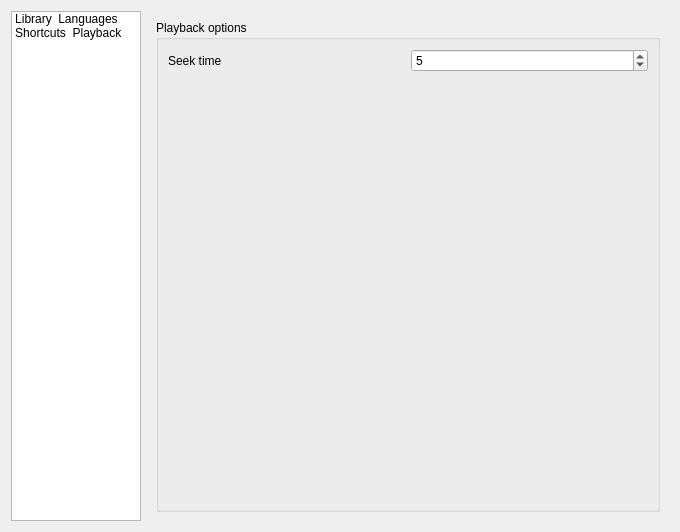
MBach/Miam-Player, file code/src/customizeoptionsdialog.ui: the form before one commit.
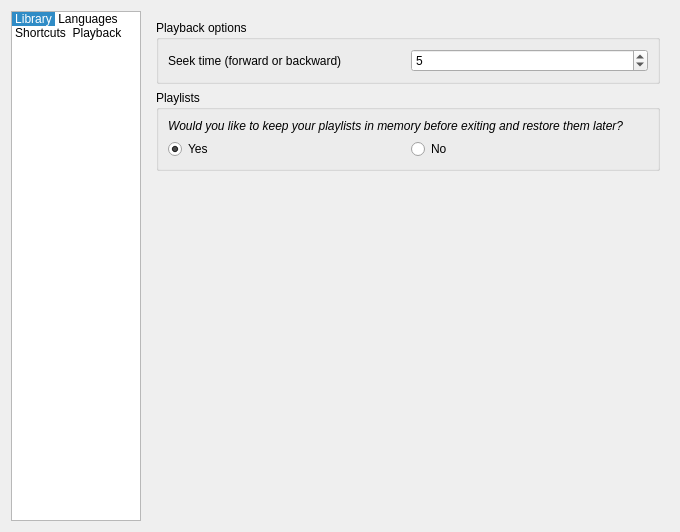
The form after the commit. The open tabs and pages were chosen to show the change. Icons and pictures are not drawn. Custom widgets are drawn as their Qt base class.

Commit message: It's possible to save and restore playlists at startup, position and state of columns are preserved too.

```diff
--- a/code/src/customizeoptionsdialog.ui
+++ b/code/src/customizeoptionsdialog.ui
@@ -44,7 +44,7 @@
       <enum>QListView::IconMode</enum>
      </property>
      <property name="currentRow">
-      <number>-1</number>
+      <number>0</number>
      </property>
      <item>
       <property name="text">
@@ -2150,7 +2150,7 @@
           <item row="0" column="0">
            <widget class="QLabel" name="label">
             <property name="text">
-             <string>Seek time</string>
+             <string>Seek time (forward or backward)</string>
             </property>
            </widget>
           </item>
@@ -2167,22 +2167,67 @@
             </property>
            </widget>
           </item>
+         </layout>
+        </widget>
+       </item>
+       <item>
+        <widget class="QGroupBox" name="groupBoxPlaylists">
+         <property name="title">
+          <string>Playlists</string>
+         </property>
+         <layout class="QGridLayout" name="gridLayout_5">
+          <item row="0" column="0">
+           <widget class="QLabel" name="labelKeepPlaylists">
+            <property name="font">
+             <font>
+              <italic>true</italic>
+             </font>
+            </property>
+            <property name="text">
+             <string>Would you like to keep your playlists in memory before exiting and restore them later?</string>
+            </property>
+            <property name="wordWrap">
+             <bool>true</bool>
+            </property>
+           </widget>
+          </item>
           <item row="1" column="0">
-           <spacer name="verticalSpacer_7">
-            <property name="orientation">
-             <enum>Qt::Vertical</enum>
-            </property>
-            <property name="sizeHint" stdset="0">
-             <size>
-              <width>20</width>
-              <height>40</height>
-             </size>
-            </property>
-           </spacer>
+           <layout class="QHBoxLayout" name="horizontalLayout_9">
+            <item>
+             <widget class="QRadioButton" name="radioButtonKeepPlaylists">
+              <property name="text">
+               <string>Yes</string>
+              </property>
+              <property name="checked">
+               <bool>true</bool>
+              </property>
+             </widget>
+            </item>
+            <item>
+             <widget class="QRadioButton" name="radioButtonClearPlaylists">
+              <property name="text">
+               <string>No</string>
+              </property>
+             </widget>
+            </item>
+           </layout>
           </item>
          </layout>
         </widget>
        </item>
+       <item>
+        <spacer name="vs_PlaybackPage">
+         <property name="orientation">
+          <enum>Qt::Vertical</enum>
+         </property>
+         <property name="sizeHint" stdset="0">
+          <size>
+           <width>20</width>
+           <height>40</height>
+          </size>
+         </property>
+        </spacer>
+       </item>
       </layout>
      </widget>
     </widget>
```
Left out of the diff: 14 changed lines with no effect on the pictures. The commit also changes 25 other files.
